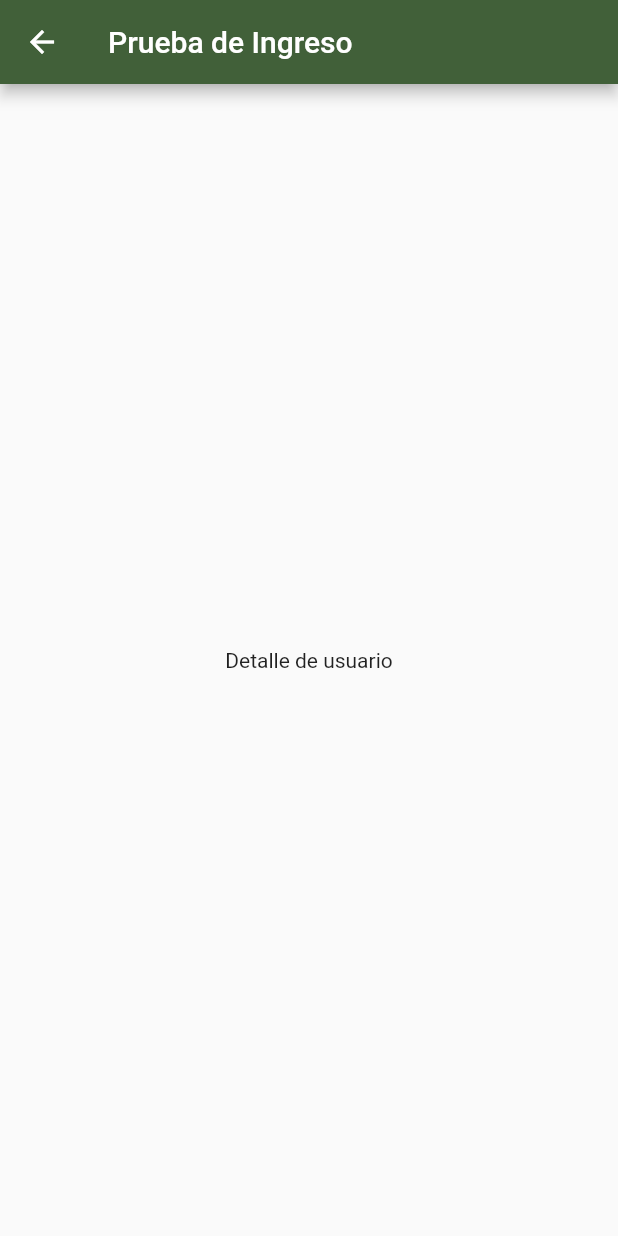
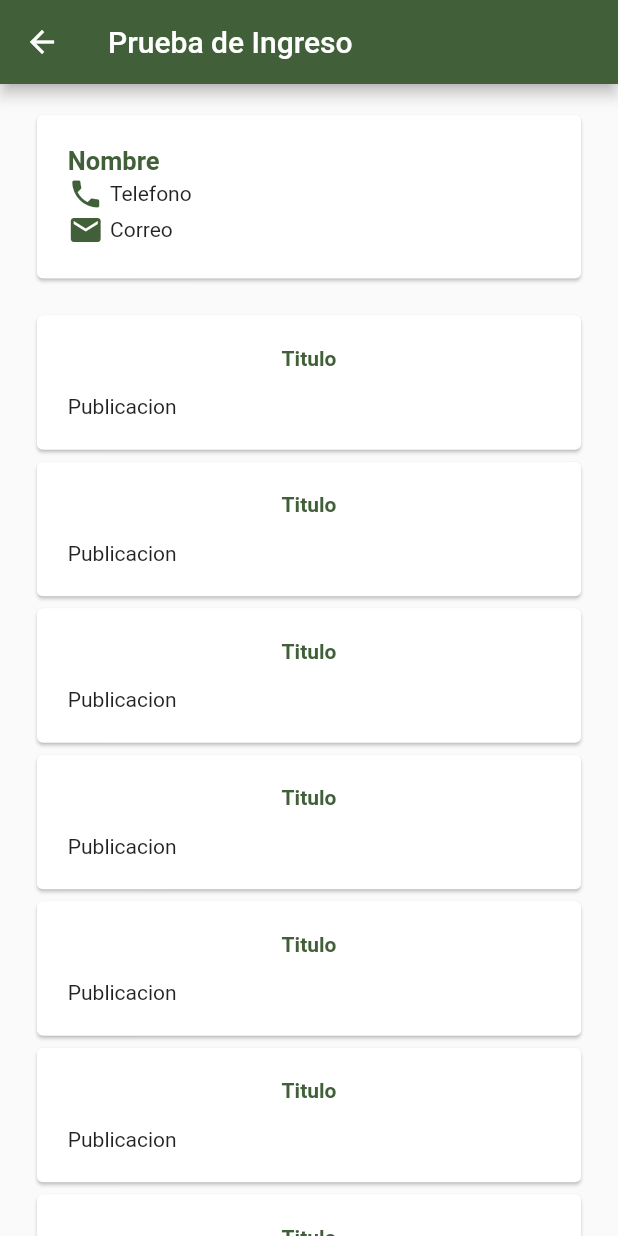
Before and after one commit to goher22/ceibaPulicaciones, a Flutter app: the DetailUserScreens screen opened by its route, on a phone screen of 412 x 824 dp. Run offline on Flutter 3.47's test engine with Material 2 defaults, Android fonts, the phone set to English and light mode, and no system bars; our stand-ins replace flutter_dotenv.

Commit message:
Vista de publicaciones

```diff
--- a/lib/screens/detail_user_screen.dart
+++ b/lib/screens/detail_user_screen.dart
@@ -1,18 +1,41 @@
 import 'package:flutter/material.dart';
+
+import '../widgets/card_publication.dart';
+import '../widgets/card_user.dart';
 
 class DetailUserScreens extends StatelessWidget {
   const DetailUserScreens({super.key});
 
   @override
   Widget build(BuildContext context) {
+    final size = MediaQuery.of(context).size;
     return SafeArea(
       child: Scaffold(
         appBar: AppBar(
           centerTitle: false,
           title: Text("Prueba de Ingreso"),
         ),
-        body: const Center(
-          child: Text("Detalle de usuario"),
+        body: Padding(
+          padding: EdgeInsets.symmetric(
+            horizontal: size.width * 0.05,
+          ),
+          child: Column(
+            children: [
+              Padding(
+                padding: EdgeInsets.symmetric(
+                  vertical: size.height * 0.02,
+                ),
+                child: CardUser(),
+              ),
+              Expanded(
+                child: ListView.builder(
+                  itemBuilder: (context, index) {
+                    return CardPublication();
+                  },
+                ),
+              ),
+            ],
+          ),
         ),
       ),
     );
--- a/lib/screens/list_user_screen.dart
+++ b/lib/screens/list_user_screen.dart
@@ -34,7 +34,7 @@ class ListUserScreen extends StatelessWidget {
                   itemBuilder: (context, index) {
                     return Padding(
                       padding: EdgeInsets.only(top: size.height * 0.03),
-                      child: const CardUser(),
+                      child: const CardUser(btnPublicacion: true),
                     );
                   },
                 ),
--- /dev/null
+++ b/lib/widgets/card_publication.dart
@@ -0,0 +1,38 @@
+import 'dart:ui';
+
+import 'package:flutter/material.dart';
+
+class CardPublication extends StatelessWidget {
+  const CardPublication({super.key});
+
+  @override
+  Widget build(BuildContext context) {
+    final size = MediaQuery.of(context).size;
+    return Card(
+      child: Padding(
+        padding: EdgeInsets.symmetric(
+          horizontal: size.width * 0.05,
+          vertical: size.height * 0.025,
+        ),
+        child: Column(
+          children: [
+            Text(
+              "Titulo",
+              style: TextStyle(
+                color: Theme.of(context).primaryColor,
+                fontWeight: FontWeight.bold,
+              ),
+            ),
+            SizedBox(
+              height: size.height * 0.02,
+            ),
+            Align(
+              alignment: Alignment.topLeft,
+              child: Text("Publicacion"),
+            ),
+          ],
+        ),
+      ),
+    );
+  }
+}
--- a/lib/widgets/card_user.dart
+++ b/lib/widgets/card_user.dart
@@ -1,7 +1,10 @@
 import 'package:flutter/material.dart';
 
+import '../helpers/app_router.dart';
+
 class CardUser extends StatelessWidget {
-  const CardUser({super.key});
+  final bool btnPublicacion;
+  const CardUser({super.key, this.btnPublicacion = false});
 
   @override
   Widget build(BuildContext context) {
@@ -16,7 +19,14 @@ class CardUser extends StatelessWidget {
           crossAxisAlignment: CrossAxisAlignment.start,
           mainAxisSize: MainAxisSize.min,
           children: [
-            Text("Nombre"),
+            Text(
+              "Nombre",
+              style: TextStyle(
+                color: Theme.of(context).primaryColor,
+                fontWeight: FontWeight.bold,
+                fontSize: 17,
+              ),
+            ),
             Row(
               children: [
                 Icon(
@@ -41,6 +51,7 @@ class CardUser extends StatelessWidget {
                 Text("Correo"),
               ],
             ),
+            if (btnPublicacion)
               Align(
                 alignment: Alignment.bottomRight,
                 child: MaterialButton(
@@ -52,7 +63,9 @@ class CardUser extends StatelessWidget {
                       fontWeight: FontWeight.bold,
                     ),
                   ),
-                onPressed: () {},
+                  onPressed: () {
+                    Navigator.pushNamed(context, AppRouter.routerDetailUser);
+                  },
                 ),
               ),
           ],
```
Lines whose indentation alone changed are shown as unchanged.
